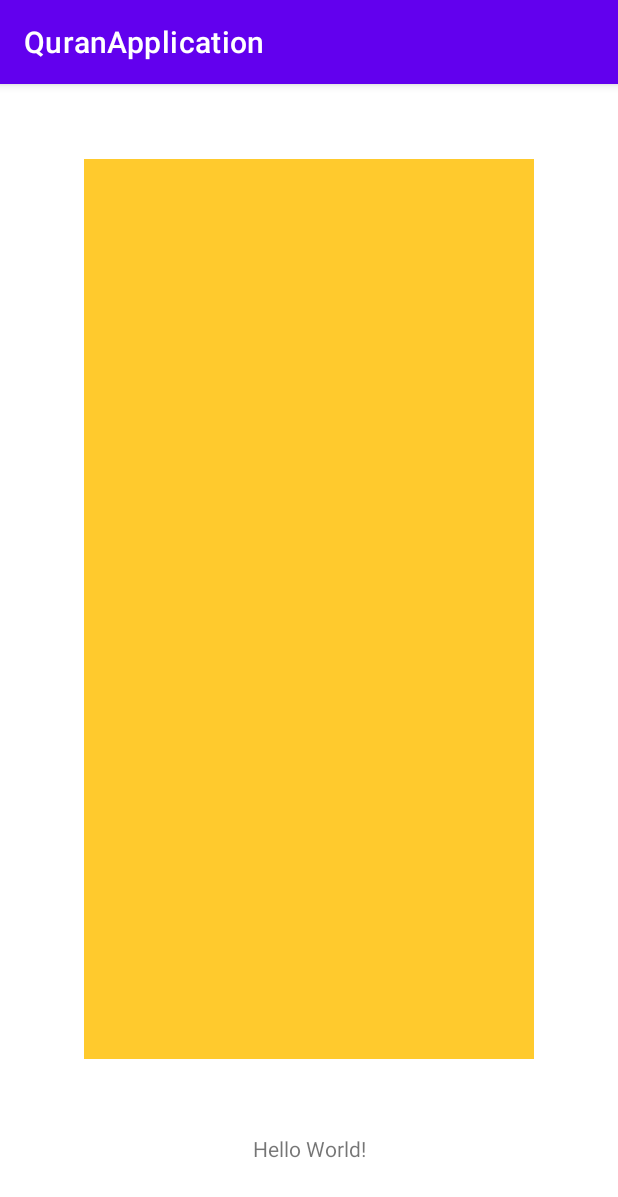
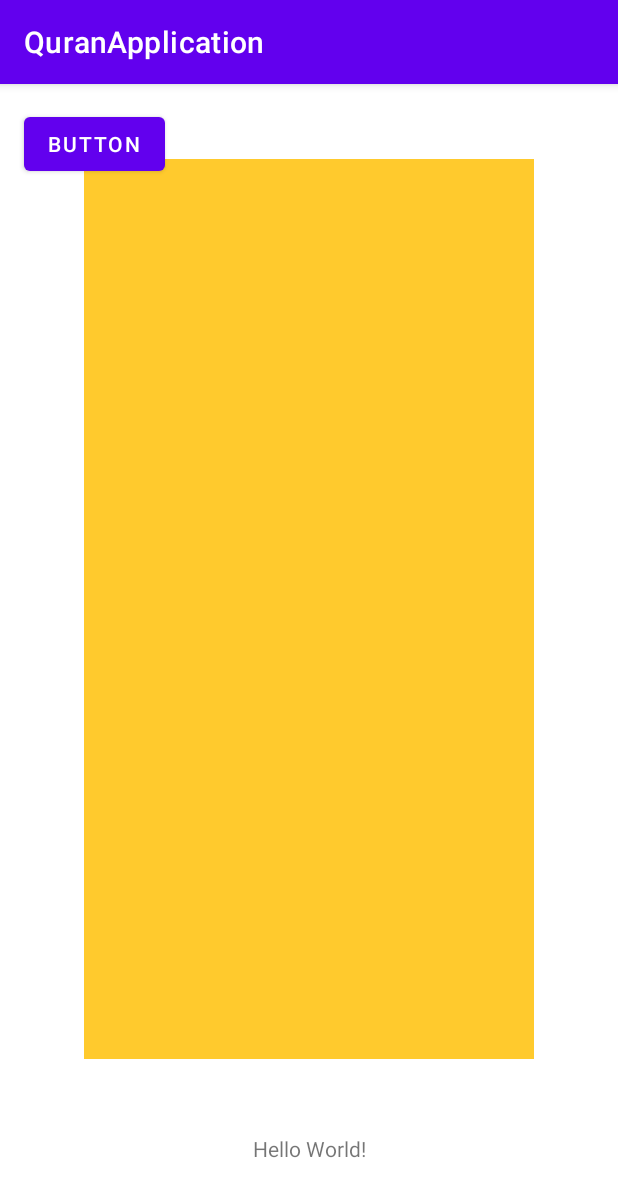
Before and after one commit to aliza-tariq/QuranApplication, an Android app: the screen it shows after launch (MainActivity), on a phone screen of 412 x 824 dp. Shown: the top 1197 px of the screen. Run offline under Robolectric (Android 15) with nearby library versions, the phone set to English and light mode, and no system bars; 2 statements that could not run were skipped.

Commit message:
QuranApplication

```diff
--- a/app/src/main/java/com/example/quranapplication/MainActivity.java
+++ b/app/src/main/java/com/example/quranapplication/MainActivity.java
@@ -7,6 +7,7 @@ import android.os.Bundle;
 import android.view.View;
 import android.widget.AdapterView;
 import android.widget.ArrayAdapter;
+import android.widget.Button;
 import android.widget.ListView;
 import android.widget.TextView;
 import android.widget.Toast;
@@ -24,11 +25,15 @@ public class MainActivity extends AppCompatActivity {
     ArrayList<String> arrayList =new ArrayList<>();
     ListView list;
 
+    Button btn1;
+
     @Override
     protected void onCreate(Bundle savedInstanceState) {
         super.onCreate(savedInstanceState);
         setContentView(R.layout.activity_main);
         t1=findViewById(R.id.text1);
+        btn1=findViewById(R.id.btn1);
+
         String jsondata="";
         try {
 
@@ -64,10 +69,25 @@ public class MainActivity extends AppCompatActivity {
        // arrayList.add("2. 898888");
         //t1.setText(arrayList.size());
 
+
         ArrayAdapter ad=new ArrayAdapter(this,
                 android.R.layout.simple_list_item_1,arrayList);
         list.setAdapter(ad);
 
+        btn1.setOnClickListener(new View.OnClickListener() {
+            @Override
+            public void onClick(View v) {
+                Intent intent = new Intent(MainActivity.this, SurahActivity.class);
+                int number=123456;
+
+                intent.putExtra("WelcomeMessage","السلام علیکم");
+                intent.putExtra("nmbr",number);
+
+                intent.putExtra("array_list",getSurahNames(objectList,30));
+                startActivity(intent);
+
+            }
+        });
         list.setOnItemClickListener(new AdapterView.OnItemClickListener() {
             @Override
             public void onItemClick(AdapterView<?> parent, View view, int position, long id) {
--- a/app/src/main/res/layout/activity_main.xml
+++ b/app/src/main/res/layout/activity_main.xml
@@ -34,5 +34,15 @@
             app:layout_constraintStart_toStartOf="parent"
             app:layout_constraintTop_toTopOf="parent" />
 
+        <Button
+            android:id="@+id/btn1"
+            android:layout_width="wrap_content"
+            android:layout_height="wrap_content"
+            android:layout_marginStart="16dp"
+            android:layout_marginTop="16dp"
+            android:text="Button"
+            app:layout_constraintStart_toStartOf="parent"
+            app:layout_constraintTop_toTopOf="parent" />
+
     </androidx.constraintlayout.widget.ConstraintLayout>
 </ScrollView>
```
Also changed, not shown: app/src/main/java/com/example/quranapplication/SurahActivity.java (+19 -0 lines), app/src/main/res/layout/activity_surah.xml (+33 -4 lines).
